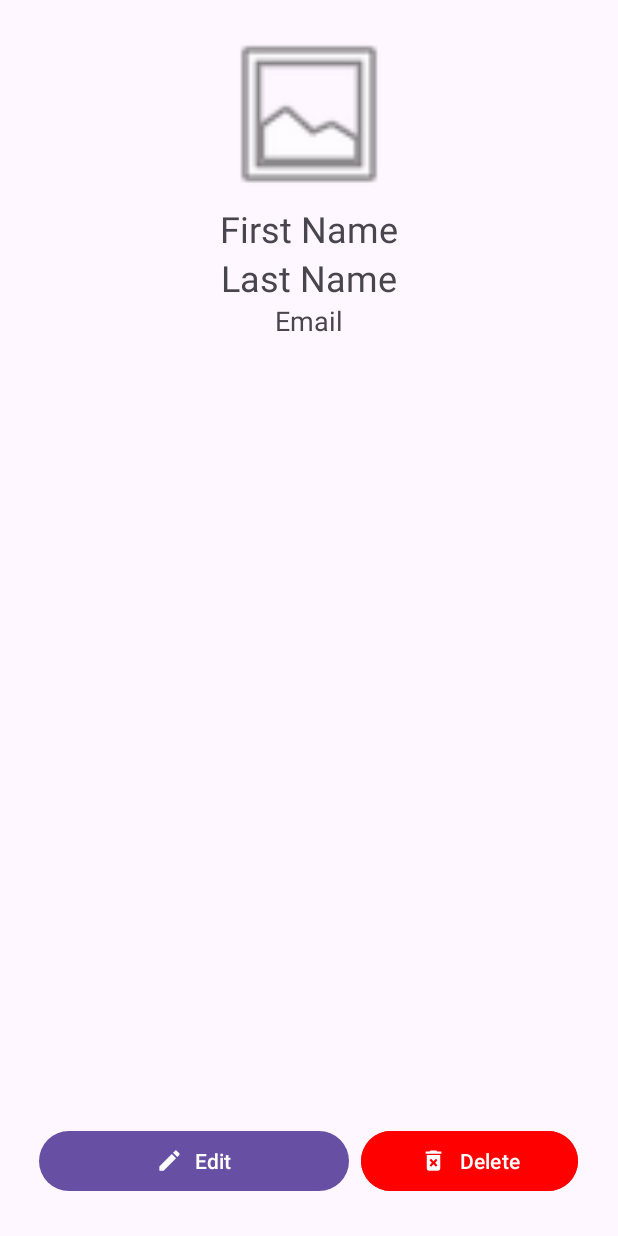
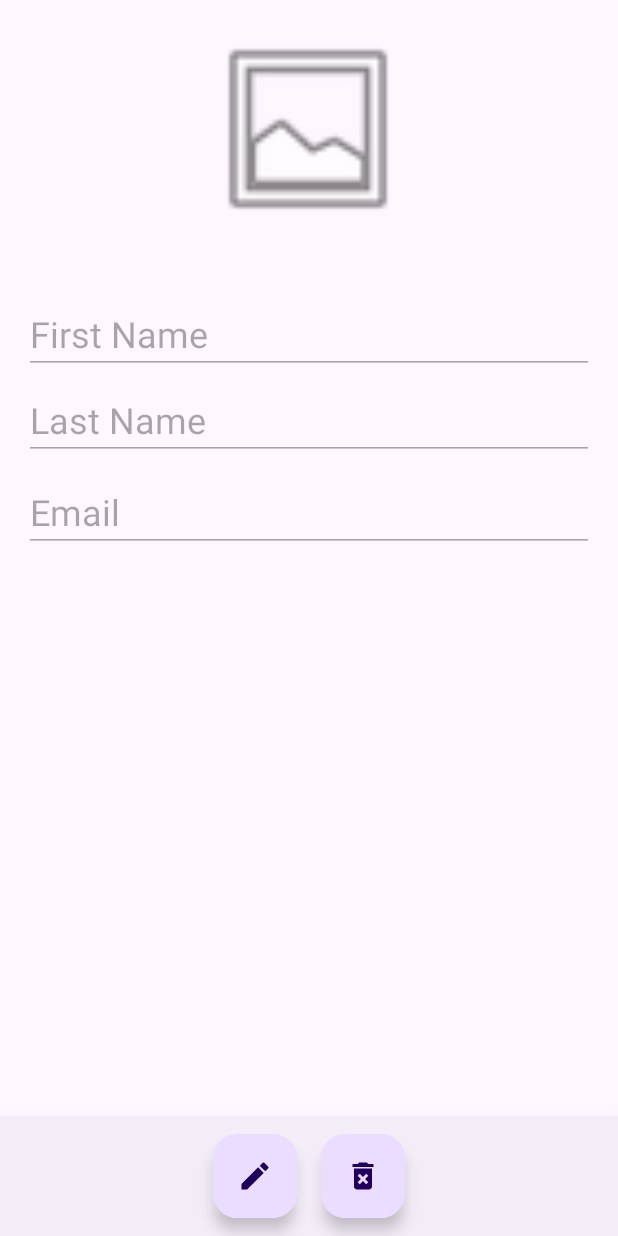
Before and after one commit to Shay-M/RetrofitRoomUserList, an Android app: the layout fragment_user_detail.xml on its own in the app's theme, with its tools: preview values and no code run, on a phone screen of 412 x 824 dp. Run offline under Robolectric (Android 15) with nearby library versions, the phone set to English and light mode, and no system bars.

Commit message:
feat(ui): add user detail view
This commit adds a new user detail view, which displays the details of a selected user. The view includes the user's avatar, first name, last name, and email. Users can edit, delete, or save changes to the user's data. The view uses Floating Action Buttons (FABs) to provide an intuitive and user-friendly interface.

```diff
--- /dev/null
+++ b/app/src/main/res/drawable/baseline_cancel_24.xml
@@ -0,0 +1,5 @@
+<vector xmlns:android="http://schemas.android.com/apk/res/android" android:height="24dp" android:tint="#FFFFFF" android:viewportHeight="24" android:viewportWidth="24" android:width="24dp">
+
+    <path android:fillColor="@android:color/white" android:pathData="M12,2C6.47,2 2,6.47 2,12s4.47,10 10,10 10,-4.47 10,-10S17.53,2 12,2zM17,15.59L15.59,17 12,13.41 8.41,17 7,15.59 10.59,12 7,8.41 8.41,7 12,10.59 15.59,7 17,8.41 13.41,12 17,15.59z"/>
+
+</vector>
--- /dev/null
+++ b/app/src/main/res/drawable/baseline_save_24.xml
@@ -0,0 +1,5 @@
+<vector xmlns:android="http://schemas.android.com/apk/res/android" android:height="24dp" android:tint="#FFFFFF" android:viewportHeight="24" android:viewportWidth="24" android:width="24dp">
+
+    <path android:fillColor="@android:color/white" android:pathData="M17,3L5,3c-1.11,0 -2,0.9 -2,2v14c0,1.1 0.89,2 2,2h14c1.1,0 2,-0.9 2,-2L21,7l-4,-4zM12,19c-1.66,0 -3,-1.34 -3,-3s1.34,-3 3,-3 3,1.34 3,3 -1.34,3 -3,3zM15,9L5,9L5,5h10v4z"/>
+
+</vector>
--- a/app/src/main/res/layout/fragment_add_new_user.xml
+++ b/app/src/main/res/layout/fragment_add_new_user.xml
@@ -70,14 +70,12 @@
 
         <Button
             android:id="@+id/addUserButton"
-            style="@style/Widget.MaterialComponents.Button"
             android:layout_width="wrap_content"
             android:layout_height="wrap_content"
             android:text="@string/add_user" />
 
         <Button
             android:id="@+id/cancelButton"
-            style="@style/Widget.MaterialComponents.Button"
             android:layout_width="wrap_content"
             android:layout_height="wrap_content"
             android:layout_marginStart="20dp"
--- a/app/src/main/res/layout/fragment_user_detail.xml
+++ b/app/src/main/res/layout/fragment_user_detail.xml
@@ -1,82 +1,123 @@
-<androidx.constraintlayout.widget.ConstraintLayout xmlns:android="http://schemas.android.com/apk/res/android"
+<androidx.coordinatorlayout.widget.CoordinatorLayout xmlns:android="http://schemas.android.com/apk/res/android"
     xmlns:app="http://schemas.android.com/apk/res-auto"
+    android:layout_width="match_parent"
+    android:layout_height="match_parent">
+
+    <androidx.constraintlayout.widget.ConstraintLayout
         android:layout_width="match_parent"
         android:layout_height="match_parent"
         android:padding="16dp">
 
         <ImageView
             android:id="@+id/userAvatarImageView"
-        android:layout_width="120dp"
-        android:layout_height="120dp"
+            android:layout_width="140dp"
+            android:layout_height="140dp"
             android:layout_marginBottom="16dp"
-        app:layout_constraintBottom_toTopOf="@id/userFirstNameTextView"
+            android:clickable="true"
+            android:contentDescription="@string/avatar_url"
+            android:focusable="true"
+            app:layout_constraintBottom_toTopOf="@id/userFirstNameEditText"
             app:layout_constraintEnd_toEndOf="parent"
+            app:layout_constraintHorizontal_bias="0.497"
             app:layout_constraintStart_toStartOf="parent"
             app:layout_constraintTop_toTopOf="parent"
             app:srcCompat="@android:drawable/ic_menu_gallery" />
 
-    <TextView
-        android:id="@+id/userFirstNameTextView"
-        android:layout_width="wrap_content"
+        <EditText
+            android:id="@+id/userFirstNameEditText"
+            android:layout_width="0dp"
             android:layout_height="wrap_content"
-        android:layout_marginBottom="8dp"
+            android:layout_marginTop="40dp"
+            android:autofillHints="givenName"
+            android:enabled="false"
+            android:inputType="textPersonName"
             android:text="@string/first_name"
             android:textSize="24sp"
             app:layout_constraintEnd_toEndOf="parent"
+            app:layout_constraintHorizontal_bias="0.0"
             app:layout_constraintStart_toStartOf="parent"
             app:layout_constraintTop_toBottomOf="@id/userAvatarImageView" />
 
-    <TextView
-        android:id="@+id/userLastNameTextView"
-        android:layout_width="wrap_content"
+        <EditText
+            android:id="@+id/userEmailEditText"
+            android:layout_width="0dp"
             android:layout_height="wrap_content"
-        android:layout_marginBottom="8dp"
+            android:layout_marginTop="8dp"
+            android:autofillHints="emailAddress"
+            android:enabled="false"
+            android:inputType="textEmailAddress"
+            android:minHeight="48dp"
+            android:text="@string/email"
+            android:textSize="24sp"
+            app:layout_constraintEnd_toEndOf="parent"
+            app:layout_constraintHorizontal_bias="0.0"
+            app:layout_constraintStart_toStartOf="parent"
+            app:layout_constraintTop_toBottomOf="@id/userLastNameEditText" />
+
+        <EditText
+            android:id="@+id/userLastNameEditText"
+            android:layout_width="0dp"
+            android:layout_height="wrap_content"
+            android:layout_marginTop="4dp"
+            android:autofillHints="familyName"
+            android:enabled="false"
+            android:inputType="textPersonName"
             android:text="@string/last_name"
             android:textSize="24sp"
             app:layout_constraintEnd_toEndOf="parent"
+            app:layout_constraintHorizontal_bias="0.0"
             app:layout_constraintStart_toStartOf="parent"
-        app:layout_constraintTop_toBottomOf="@id/userFirstNameTextView" />
+            app:layout_constraintTop_toBottomOf="@id/userFirstNameEditText" />
 
-    <TextView
-        android:id="@+id/userEmailTextView"
+    </androidx.constraintlayout.widget.ConstraintLayout>
+
+
+    <!-- BottomAppBar with FloatingActionButton -->
+    <com.google.android.material.bottomappbar.BottomAppBar
+        android:id="@+id/bottomAppBar"
+        android:layout_width="match_parent"
+        android:layout_height="wrap_content"
+        android:layout_gravity="bottom"
+        app:fabAlignmentMode="center"
+        app:hideOnScroll="true">
+
+        <com.google.android.material.floatingactionbutton.FloatingActionButton
+            android:id="@+id/editButton"
             android:layout_width="wrap_content"
             android:layout_height="wrap_content"
-        android:layout_marginBottom="24dp"
-        android:text="@string/email"
-        android:textSize="18sp"
-        app:layout_constraintEnd_toEndOf="parent"
-        app:layout_constraintStart_toStartOf="parent"
-        app:layout_constraintTop_toBottomOf="@id/userLastNameTextView" />
+            android:layout_gravity="center"
+            android:layout_marginEnd="16dp"
+            android:contentDescription="@string/edit"
+            android:src="@drawable/baseline_edit_24" />
 
-    <LinearLayout
-        android:id="@+id/footerLayout"
-        android:layout_width="match_parent"
+        <com.google.android.material.floatingactionbutton.FloatingActionButton
+            android:id="@+id/deleteButton"
+            android:layout_width="wrap_content"
             android:layout_height="wrap_content"
-        android:orientation="horizontal"
-        android:padding="10dp"
-        app:layout_constraintBottom_toBottomOf="parent"
-        app:layout_constraintEnd_toEndOf="parent"
-        app:layout_constraintHorizontal_bias="0.5"
-        app:layout_constraintStart_toStartOf="parent">
+            android:layout_gravity="center"
+            android:contentDescription="@string/delete"
+            android:src="@drawable/baseline_delete_forever_24" />
 
-        <Button
-            android:id="@+id/editButton"
-            android:layout_width="0dp"
+        <com.google.android.material.floatingactionbutton.FloatingActionButton
+            android:id="@+id/saveButton"
+            android:layout_width="wrap_content"
             android:layout_height="wrap_content"
-            android:layout_marginEnd="8dp"
-            android:layout_weight="1"
-            android:text="@string/edit"
-            app:icon="@drawable/baseline_edit_24"
-            app:iconGravity="textStart" />
+            android:layout_gravity="center"
+            android:layout_marginEnd="16dp"
+            android:contentDescription="@string/save"
+            android:src="@drawable/baseline_save_24"
+            android:visibility="gone" />
 
-        <Button
-            android:id="@+id/deleteButton"
-            android:layout_width="0dp"
+        <com.google.android.material.floatingactionbutton.FloatingActionButton
+            android:id="@+id/cancelButton"
+            android:layout_width="wrap_content"
             android:layout_height="wrap_content"
-            android:layout_weight="0.7"
-            android:backgroundTint="@color/red"
-            android:text="@string/delete"
-            app:icon="@drawable/baseline_delete_forever_24"
-            app:iconGravity="textStart" />
-    </LinearLayout>
-</androidx.constraintlayout.widget.ConstraintLayout>
+            android:layout_gravity="center"
+            android:contentDescription="@string/cancel"
+            android:src="@drawable/baseline_cancel_24"
+            android:visibility="gone" />
+
+
+    </com.google.android.material.bottomappbar.BottomAppBar>
+
+</androidx.coordinatorlayout.widget.CoordinatorLayout>
--- a/app/src/main/res/navigation/nav_graph.xml
+++ b/app/src/main/res/navigation/nav_graph.xml
@@ -15,6 +15,9 @@
             app:destination="@id/addNewUserFragment"
             app:enterAnim="@anim/nav_default_enter_anim"
             app:exitAnim="@anim/nav_default_exit_anim" />
+        <action
+            android:id="@+id/action_userListFragment_to_userDetailFragment"
+            app:destination="@id/userDetailFragment" />
     </fragment>
     <fragment
         android:id="@+id/addNewUserFragment"
@@ -26,4 +29,12 @@
             app:enterAnim="@anim/nav_default_enter_anim"
             app:exitAnim="@anim/nav_default_exit_anim" />
     </fragment>
+    <fragment
+        android:id="@+id/userDetailFragment"
+        android:name="com.easysale.retrofitroomuserlist.ui.userdetail.UserDetailFragment"
+        android:label="UserDetailFragment" >
+        <action
+            android:id="@+id/action_userDetailFragment_to_userListFragment"
+            app:destination="@id/userListFragment" />
+    </fragment>
 </navigation>
--- a/app/src/main/res/values/colors.xml
+++ b/app/src/main/res/values/colors.xml
@@ -3,5 +3,7 @@
     <color name="black">#FF000000</color>
     <color name="white">#FFFFFFFF</color>
     <color name="red">#FFFF0000</color>
+    <color name="green">#FF00FF00</color>
+    <color name="gray">#FF808080</color>
 
 </resources>
```
Lines whose indentation alone changed are shown as unchanged.
